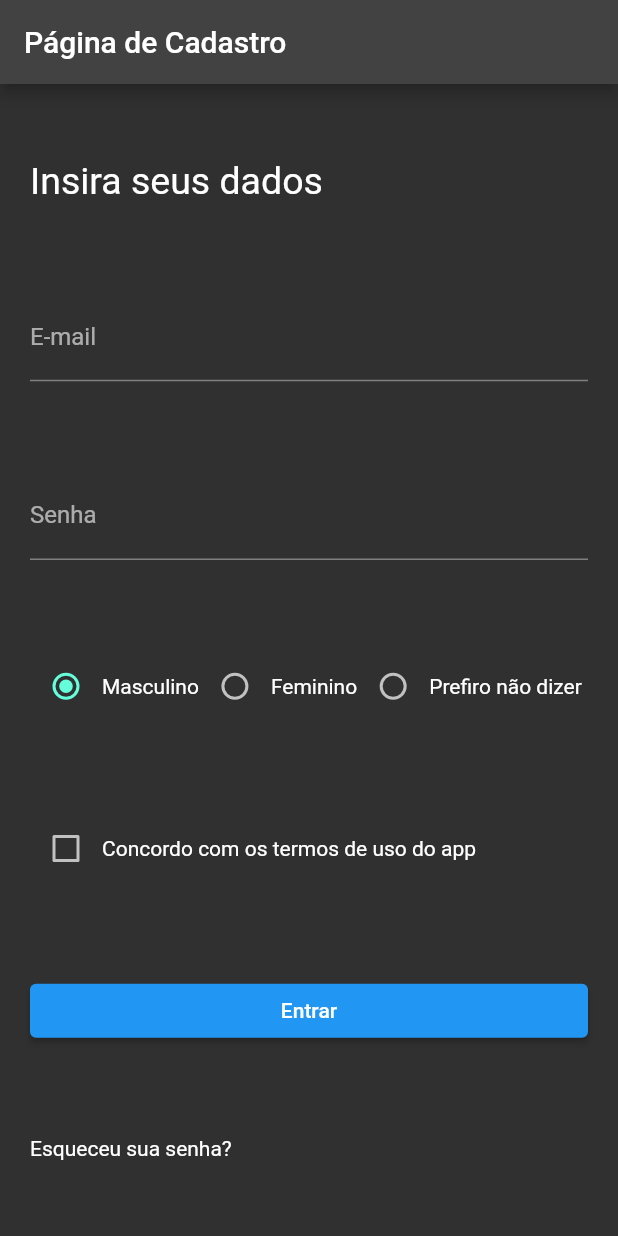
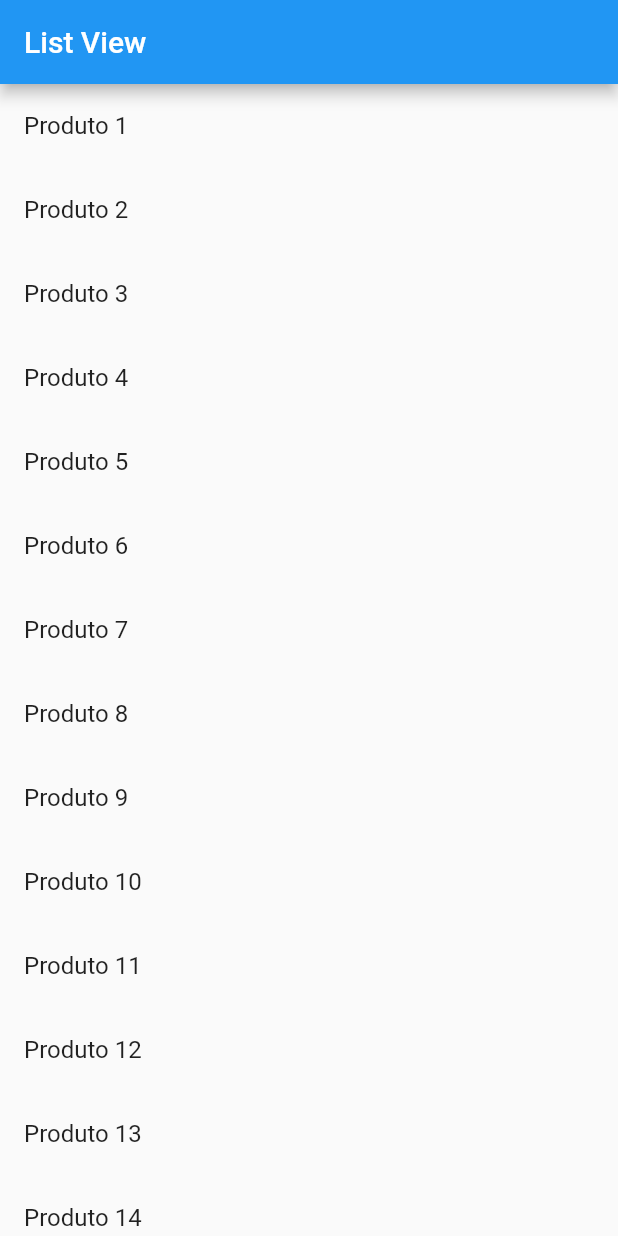
Before and after one commit to lucasantoniodev/Aprendendo_flutter_com_daves, a Flutter app: the screen it shows after launch, on a phone screen of 412 x 824 dp. Run offline on Flutter 3.47's test engine with Material 2 defaults, Android fonts, the phone set to English and light mode, and no system bars.

Commit message:
ListView

```diff
--- a/lib/main.dart
+++ b/lib/main.dart
@@ -1,6 +1,4 @@
 import 'package:flutter/material.dart';
-
-enum Genero { Masculino, Feminino, Outro }
 
 void main() {
   runApp(const MyApp());
@@ -14,107 +12,26 @@ class MyApp extends StatefulWidget {
 }
 
 class _MyAppState extends State<MyApp> {
-  bool? showPassword = true;
-  String? email;
-  bool aceitoTermos = false;
-  Genero genero = Genero.Masculino;
+  List<String> listaProdutos = [];
 
   @override
   Widget build(BuildContext context) {
+    for (int i = 1; i <= 100; i++) {
+      listaProdutos.add('Produto $i');
+    }
     return MaterialApp(
       debugShowCheckedModeBanner: false,
-      theme: ThemeData(brightness: Brightness.dark),
       home: Scaffold(
         appBar: AppBar(
-          title: Text('Página de Cadastro'),
+          title: Text('List View'),
         ),
-        body: Padding(
-          padding: const EdgeInsets.all(20.0),
-          child: Column(
-            mainAxisAlignment: MainAxisAlignment.spaceAround,
-            // Esticando todos os elementos para ocupar toda a horizontal
-            crossAxisAlignment: CrossAxisAlignment.stretch,
-            children: [
-              Text('Insira seus dados', style: TextStyle(fontSize: 25)),
-              TextField(
-                onChanged: (value) => {
-                  // print(text)
-                  if (value.contains('@'))
-                    {print('Email válido')}
-                  else
-                    {print('Email inválido')},
-
-                  email = value,
-                },
-                decoration: InputDecoration(
-                  labelText: 'E-mail',
-                ),
-              ),
-              TextField(
-                decoration: InputDecoration(
-                  labelText: 'Senha',
-                ),
-                obscureText: showPassword!,
-              ),
-              Row(
-                children: [
-                  Radio(
-                    value: Genero.Masculino,
-                    groupValue: genero,
-                    onChanged: (Genero? generoSelecionado) {
-                      setState(() {
-                        genero = generoSelecionado!;
-                      });
-                    },
-                  ),
-                  Text('Masculino'),
-                  Radio(
-                    value: Genero.Feminino,
-                    groupValue: genero,
-                    onChanged: (Genero? generoSelecionado) {
-                      setState(() {
-                        genero = generoSelecionado!;
-                      });
-                    },
-                  ),
-                  Text('Feminino'),
-                  Radio(
-                    value: Genero.Outro,
-                    groupValue: genero,
-                    onChanged: (Genero? generoSelecionado) {
-                      setState(() {
-                        genero = generoSelecionado!;
-                      });
-                    },
-                  ),
-                  Text('Prefiro não dizer'),
-                ],
-              ),
-              Row(
-                children: [
-                  Checkbox(
-                      value: aceitoTermos,
-                      onChanged: (bool? checked) =>
-                          setState(() => aceitoTermos = checked!)),
-                  Text('Concordo com os termos de uso do app'),
-                ],
-              ),
-              ElevatedButton(
-                  onPressed: () {
-                    setState(() {
-                      showPassword = !showPassword!;
-                      print('Email: $email');
-                      print('Gênero: ${genero.name}');
-                    });
-
-                    if (!aceitoTermos) {
-                      print('Não aceitou os termos de usso do app');
-                    }
-                  },
-                  child: Text('Entrar')),
-              Text('Esqueceu sua senha?'),
-            ],
-          ),
+        body: ListView.builder(
+          itemCount: listaProdutos.length,
+          itemBuilder: (context, index) {
+            return ListTile(
+              title: Text(listaProdutos[index]),
+            );
+          },
         ),
       ),
     );
```
